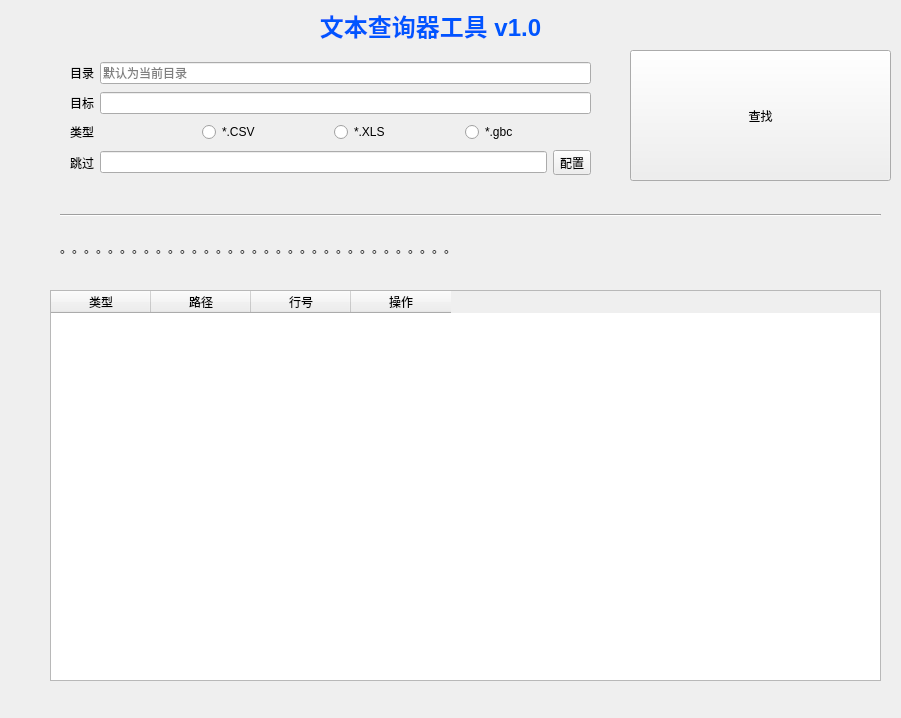
whynotplaygame/Files_Spyder, file mainui.ui: the form before one commit.
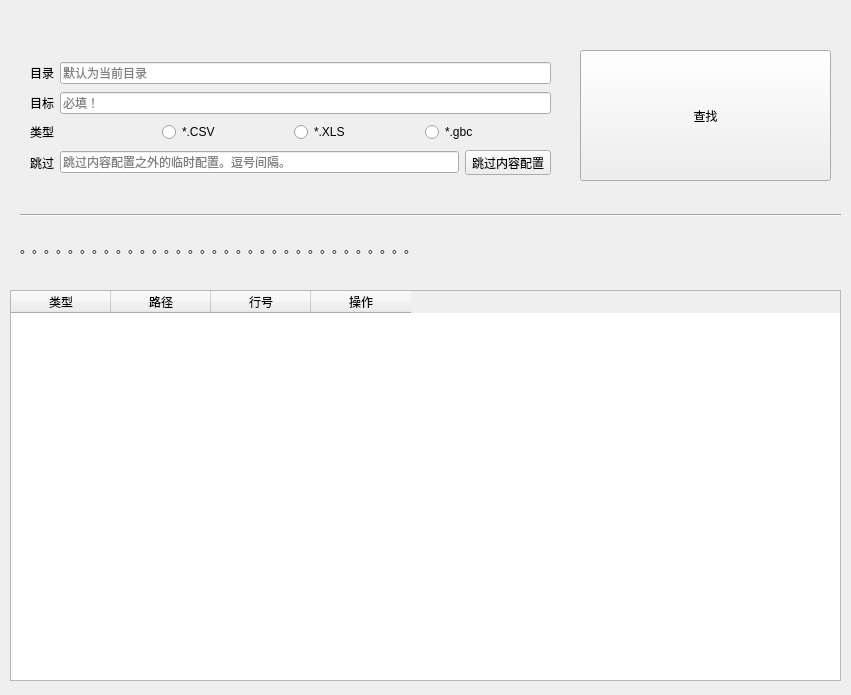
The form after the commit. Icons and pictures are not drawn.

```diff
--- a/mainui.ui
+++ b/mainui.ui
@@ -6,24 +6,27 @@
    <rect>
     <x>0</x>
     <y>0</y>
-    <width>901</width>
-    <height>718</height>
+    <width>851</width>
+    <height>695</height>
    </rect>
   </property>
   <property name="windowTitle">
    <string>Form</string>
   </property>
+  <property name="styleSheet">
+   <string notr="true"/>
+  </property>
   <widget class="QLabel" name="label">
    <property name="geometry">
     <rect>
-     <x>270</x>
+     <x>240</x>
      <y>0</y>
      <width>321</width>
      <height>51</height>
     </rect>
    </property>
    <property name="text">
-    <string>&lt;html&gt;&lt;head/&gt;&lt;body&gt;&lt;p align=&quot;center&quot;&gt;&lt;span style=&quot; font-size:18pt; font-weight:600; color:#0055ff;&quot;&gt;文本查询器工具 v1.0&lt;/span&gt;&lt;/p&gt;&lt;/body&gt;&lt;/html&gt;</string>
+    <string>&lt;html&gt;&lt;head/&gt;&lt;body&gt;&lt;p&gt;&lt;img src=&quot;:/pic/ui/title.png&quot;/&gt;&lt;/p&gt;&lt;/body&gt;&lt;/html&gt;</string>
    </property>
    <property name="wordWrap">
     <bool>false</bool>
@@ -32,7 +35,7 @@
   <widget class="QWidget" name="verticalLayoutWidget">
    <property name="geometry">
     <rect>
-     <x>60</x>
+     <x>20</x>
      <y>50</y>
      <width>541</width>
      <height>141</height>
@@ -82,7 +85,11 @@
        </widget>
       </item>
       <item>
-       <widget class="QLineEdit" name="lineEdit_target"/>
+       <widget class="QLineEdit" name="lineEdit_target">
+        <property name="placeholderText">
+         <string>必填！</string>
+        </property>
+       </widget>
       </item>
      </layout>
     </item>
@@ -128,12 +135,22 @@
        </widget>
       </item>
       <item>
-       <widget class="QLineEdit" name="lineEdit_skip"/>
+       <widget class="QLineEdit" name="lineEdit_skip">
+        <property name="toolTip">
+         <string>&lt;html&gt;&lt;head/&gt;&lt;body&gt;&lt;p&gt;跳过内容配置 之外的临时配置，需要,间隔。&lt;/p&gt;&lt;/body&gt;&lt;/html&gt;</string>
+        </property>
+        <property name="whatsThis">
+         <string>&lt;html&gt;&lt;head/&gt;&lt;body&gt;&lt;p&gt;在 跳过内容配置 之外，临时跳过的文件名。用逗号间隔。&lt;/p&gt;&lt;/body&gt;&lt;/html&gt;</string>
+        </property>
+        <property name="placeholderText">
+         <string>跳过内容配置之外的临时配置。逗号间隔。</string>
+        </property>
+       </widget>
       </item>
       <item>
        <widget class="QToolButton" name="toolButton">
         <property name="text">
-         <string>配置</string>
+         <string>跳过内容配置</string>
         </property>
        </widget>
       </item>
@@ -144,12 +161,15 @@
   <widget class="QPushButton" name="pushButton">
    <property name="geometry">
     <rect>
-     <x>630</x>
+     <x>580</x>
      <y>50</y>
-     <width>261</width>
+     <width>251</width>
      <height>131</height>
     </rect>
    </property>
+   <property name="styleSheet">
+    <string notr="true"/>
+   </property>
    <property name="text">
     <string>查找</string>
    </property>
@@ -157,7 +177,7 @@
   <widget class="QLabel" name="label_6">
    <property name="geometry">
     <rect>
-     <x>60</x>
+     <x>20</x>
      <y>340</y>
      <width>72</width>
      <height>15</height>
@@ -170,7 +190,7 @@
   <widget class="QLabel" name="label_7">
    <property name="geometry">
     <rect>
-     <x>60</x>
+     <x>20</x>
      <y>240</y>
      <width>811</width>
      <height>16</height>
@@ -183,7 +203,7 @@
   <widget class="Line" name="line">
    <property name="geometry">
     <rect>
-     <x>60</x>
+     <x>20</x>
      <y>190</y>
      <width>821</width>
      <height>51</height>
@@ -196,7 +216,7 @@
   <widget class="QTableWidget" name="tableWidget">
    <property name="geometry">
     <rect>
-     <x>50</x>
+     <x>10</x>
      <y>290</y>
      <width>831</width>
      <height>391</height>
```
Left out of the diff: 7 changed lines with no effect on the pictures.
